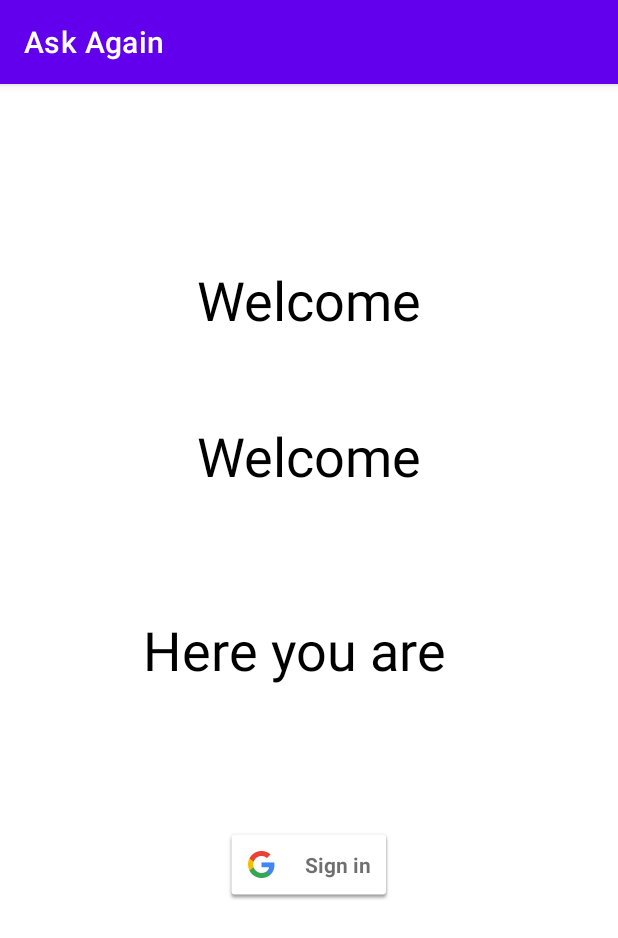
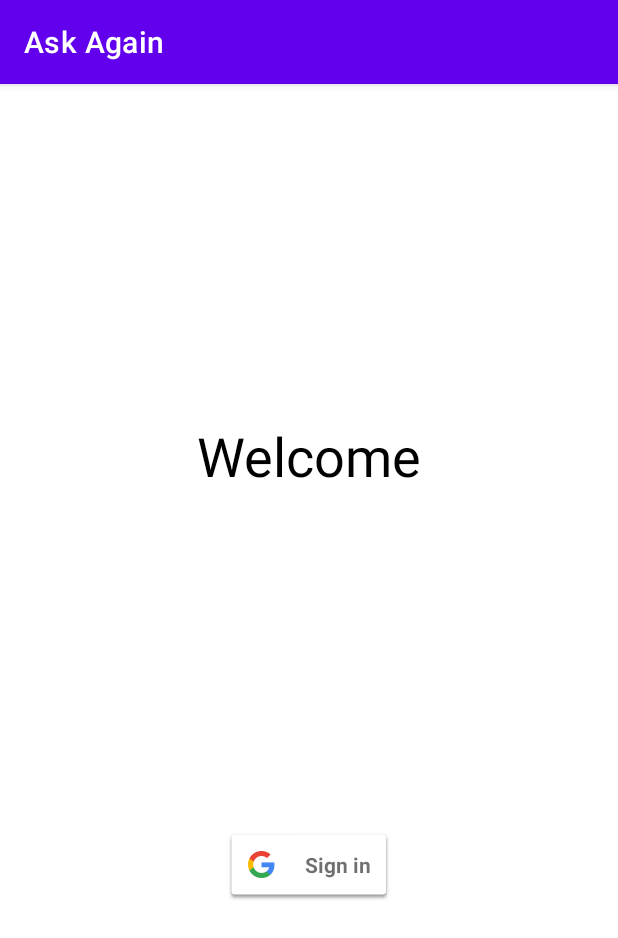
Before and after one commit to 123archie/discussionforum, an Android app: the screen it shows after launch (MainActivity), on a phone screen of 412 x 824 dp. Shown: the top 938 px of the screen. Run offline under Robolectric (Android 15) with nearby library versions, the light colour scheme and no system bars; our stand-ins replace Firebase (no records; nobody signed in at launch, a user with empty details on screens opened directly).

Commit message:
image bug fixed

```diff
--- a/app/src/main/java/com/hemant/askagain/PostAdapter.java
+++ b/app/src/main/java/com/hemant/askagain/PostAdapter.java
@@ -8,6 +8,7 @@ import android.view.LayoutInflater;
 import android.view.View;
 import android.view.ViewGroup;
 
+import androidx.annotation.LongDef;
 import androidx.annotation.NonNull;
 import androidx.appcompat.app.AppCompatActivity;
 import androidx.fragment.app.Fragment;
@@ -50,6 +51,7 @@ public class PostAdapter extends RecyclerView.Adapter<PostAdapter.ViewHolder> {
         // binding question
         holder.postDashboardBinding.textQuestion.setText(postData.getTextQuestion());
         Log.d("TAG",postData.getPostedBy());
+        Log.d("TAG", "onBindViewHolder: " + postData.getImageQuestion());
 
         FirebaseDatabase.getInstance().getReference()
                 .child("User")
@@ -82,10 +84,13 @@ public class PostAdapter extends RecyclerView.Adapter<PostAdapter.ViewHolder> {
         FirebaseDatabase.getInstance().getReference().child("Posts").child(GoogleSignIn.getLastSignedInAccount(context).getId());
 
         if(postData.getImageQuestion() != null){
+            Log.d("TAG", "onBindViewHolder: " + postData.getImageQuestion());
             Glide.with(context)
                     .load(postData.getImageQuestion())
                     .into(holder.postDashboardBinding.imageQuestion);
             holder.postDashboardBinding.imageQuestion.setVisibility(View.VISIBLE);
+        }else{
+            holder.postDashboardBinding.imageQuestion.setVisibility(View.GONE);
         }
 
         holder.postDashboardBinding.like.setOnClickListener(new View.OnClickListener() {
--- a/app/src/main/res/layout/activity_main.xml
+++ b/app/src/main/res/layout/activity_main.xml
@@ -7,34 +7,9 @@
     android:layout_height="match_parent"
     tools:context=".MainActivity">
 
+
     <TextView
         android:id="@+id/textview1"
-        android:layout_width="wrap_content"
-        android:layout_height="wrap_content"
-        android:text="Welcome"
-        android:textSize="36sp"
-        android:textColor="@color/black"
-        app:layout_constraintBottom_toTopOf="@+id/signInBtn"
-        app:layout_constraintEnd_toEndOf="parent"
-        app:layout_constraintStart_toStartOf="parent"
-        app:layout_constraintTop_toTopOf="parent" />
-
-    <TextView
-        android:id="@+id/textview2"
-        android:layout_width="wrap_content"
-        android:layout_height="wrap_content"
-        android:text="Here you are"
-        android:textColor="@color/black"
-        android:textSize="36sp"
-        app:layout_constraintBottom_toTopOf="@+id/signInBtn"
-        app:layout_constraintEnd_toEndOf="parent"
-        app:layout_constraintHorizontal_bias="0.455"
-        app:layout_constraintStart_toStartOf="parent"
-        app:layout_constraintTop_toTopOf="parent"
-        app:layout_constraintVertical_bias="0.789" />
-
-    <TextView
-        android:id="@+id/textview3"
         android:layout_width="wrap_content"
         android:layout_height="wrap_content"
         android:text="Welcome"
--- a/app/src/main/res/layout/comment_post.xml
+++ b/app/src/main/res/layout/comment_post.xml
@@ -105,7 +105,7 @@
         app:layout_constraintEnd_toEndOf="parent"
         app:layout_constraintTop_toBottomOf="@+id/commentDescription"
         android:layout_marginTop="4dp"
-        app:dividerInsetEnd="10dp"
-        app:dividerInsetStart="10dp"/>
+        app:dividerInsetStart="40dp"
+        app:dividerInsetEnd="40dp"/>
 
 </androidx.constraintlayout.widget.ConstraintLayout>
--- a/app/src/main/res/layout/fragment_show_comment.xml
+++ b/app/src/main/res/layout/fragment_show_comment.xml
@@ -4,7 +4,6 @@
     xmlns:tools="http://schemas.android.com/tools"
     android:layout_width="match_parent"
     android:layout_height="match_parent"
-    android:background="@color/brown"
     tools:context=".ShowCommentFragment"
     android:paddingBottom="10dp">
 
```
Also changed, not shown: app/src/main/java/com/hemant/askagain/DashboardFragment.java (+11 -2 lines).
